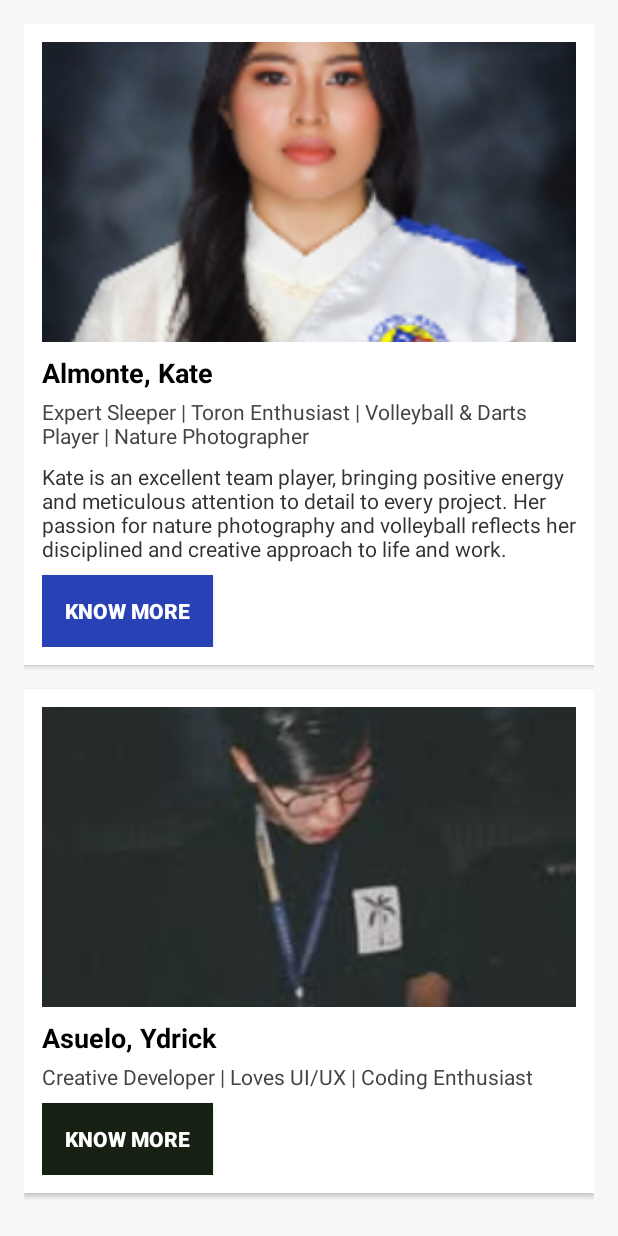
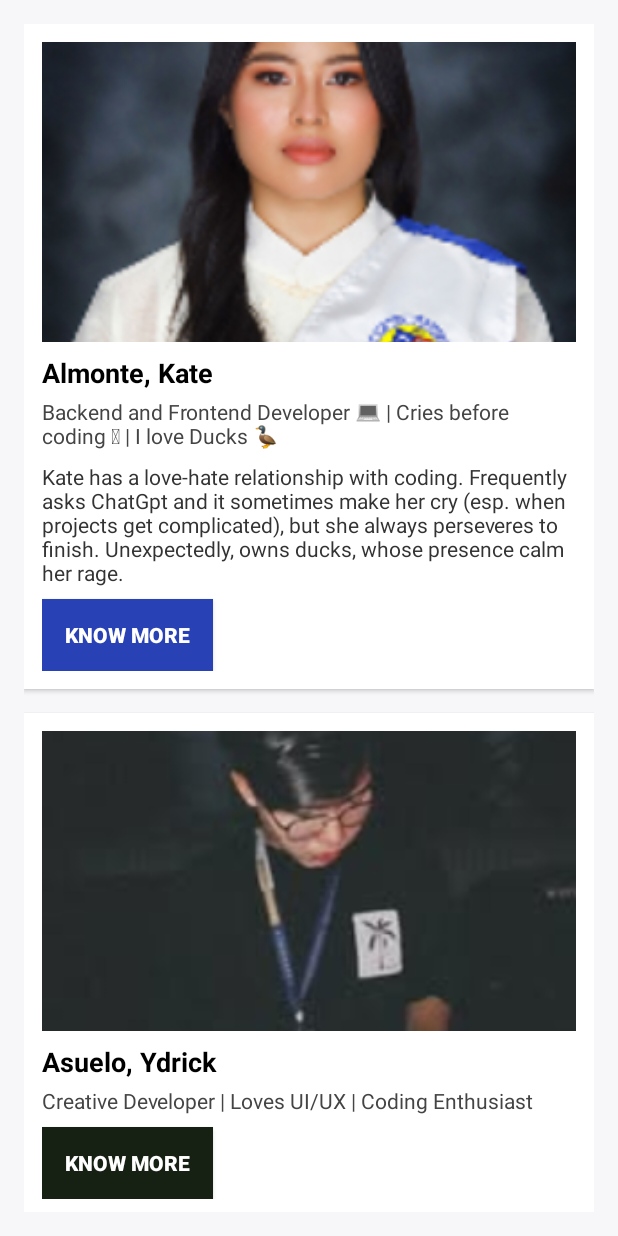
Before and after one commit to SandyLMCD/itcc41-final-about-me-app, an Android app built with Jetpack Compose: the screen it shows after launch (MainActivity), after a tap on "Almonte, Kate", on a phone screen of 412 x 824 dp. Run offline under Robolectric (Android 15) with nearby library versions, the phone set to English and light mode, and no system bars.

Commit message:
Replaced my Info with ducks quak.

```diff
--- a/app/src/main/res/values/strings.xml
+++ b/app/src/main/res/values/strings.xml
@@ -6,9 +6,9 @@
     <string name="content_description_photo">Photo of profile user</string>
 
     <string name="kate_name">Almonte, Kate</string>
-    <string name="kate_info">Expert Sleeper | Toron Enthusiast | Volleyball &amp; Darts Player | Nature Photographer</string>
-    <string name="kate_description">Kate is an excellent team player, bringing positive energy and meticulous attention to detail to every project. Her passion for nature photography and volleyball reflects her disciplined and creative approach to life and work.</string>
-    <string name="almonte_kate_name_old">Almonte, Kate | Click For More</string>
+    <string name="kate_info">Backend and Frontend Developer 💻 | Cries before coding 🥲 | I love Ducks 🦆 </string>
+    <string name="kate_description">Kate has a love-hate relationship with coding. Frequently asks ChatGpt and it sometimes make her cry (esp. when projects get complicated), but she always perseveres to finish. Unexpectedly, owns ducks, whose presence calm her rage.</string>
+    <string name="almonte_kate_name_old">Kate Almonte | Click For More</string>
     <string name="expert_sleeper_toron_enthusiast_volleyball_and_darts_player_nature_photographer">Expert Sleeper | Toron Enthusiast | Volleyball and Darts Player | Nature Photographer</string>
 
     <string name="ydrick_name">Asuelo, Ydrick</string>
```
